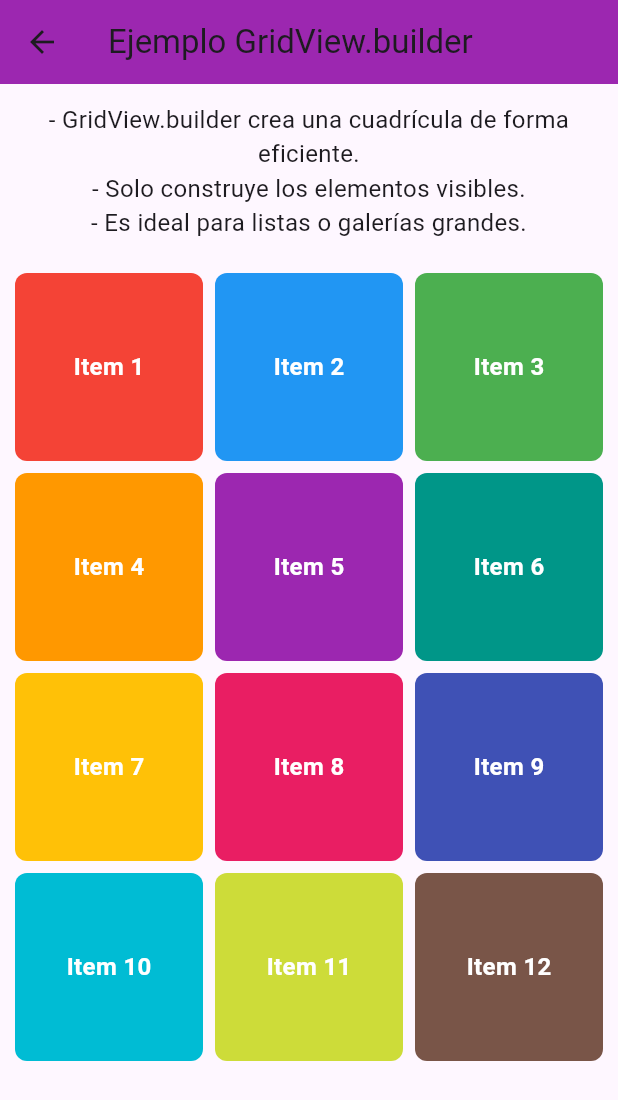
After one commit to hectoRAlvarez-DAM/presentacion, a Flutter app: the GridViewEjemplo screen opened directly, on a phone screen of 412 x 824 dp. The commit adds this screen. Shown: the top 1100 px of the screen. Run offline on Flutter 3.47's test engine with Material 3 defaults, Android fonts, the phone set to English and light mode, and no system bars; Roboto replaces fonts that are missing (Poppins).

Commit message:
gridViewBuilder realizado

```diff
--- /dev/null
+++ b/flutter_application_1/lib/GridViewBuilderPage.dart
@@ -0,0 +1,90 @@
+import 'package:flutter/material.dart';
+
+void main() {
+  runApp(const MaterialApp(
+    home: GridViewEjemplo(),
+    debugShowCheckedModeBanner: false,
+  ));
+}
+
+class GridViewEjemplo extends StatelessWidget {
+  const GridViewEjemplo({super.key});
+
+  @override
+  Widget build(BuildContext context) {
+    // Lista de colores para los cuadros
+    final colores = [
+      Colors.red,
+      Colors.blue,
+      Colors.green,
+      Colors.orange,
+      Colors.purple,
+      Colors.teal,
+      Colors.amber,
+      Colors.pink,
+      Colors.indigo,
+      Colors.cyan,
+      Colors.lime,
+      Colors.brown,
+    ];
+
+    return Scaffold(
+      appBar: AppBar(
+        title: const Text('Ejemplo GridView.builder'),
+        backgroundColor: Colors.purple,
+      ),
+      body: Column(
+        children: [
+          const Padding(
+            padding: EdgeInsets.all(12.0),
+            child: Text(
+              '- GridView.builder crea una cuadrícula de forma eficiente.\n'
+              '- Solo construye los elementos visibles.\n'
+              '- Es ideal para listas o galerías grandes.',
+              textAlign: TextAlign.center,
+              style: TextStyle(fontSize: 16),
+            ),
+          ),
+
+          // Expanded para que el grid ocupe el resto del espacio
+          Expanded(
+            child: GridView.builder(
+              padding: const EdgeInsets.all(10),
+              // Define cómo se distribuyen los elementos
+              gridDelegate: const SliverGridDelegateWithFixedCrossAxisCount(
+                crossAxisCount: 3, // Número fijo de columnas
+                mainAxisSpacing: 8, // Espacio vertical
+                crossAxisSpacing: 8, // Espacio horizontal
+                childAspectRatio: 1, // Forma cuadrada
+              ),
+              itemCount: colores.length, // Total de elementos
+              itemBuilder: (context, index) {
+                return Container(
+                  decoration: BoxDecoration(
+                    color: colores[index],
+                    borderRadius: BorderRadius.circular(8),
+                  ),
+                  child: Center(
+                    child: Text(
+                      'Item ${index + 1}',
+                      style: const TextStyle(
+                        color: Colors.white,
+                        fontWeight: FontWeight.bold,
+                        fontSize: 16,
+                      ),
+                    ),
+                  ),
+                );
+              },
+            ),
+          ),
+
+          const Padding(
+            padding: EdgeInsets.all(12.0),
+
+          ),
+        ],
+      ),
+    );
+  }
+}
--- a/flutter_application_1/lib/pagina2.dart
+++ b/flutter_application_1/lib/pagina2.dart
@@ -1,4 +1,5 @@
 import 'package:flutter/material.dart';
+import 'package:flutter_application_1/GridViewBuilderPage.dart';
 import 'package:flutter_application_1/basicWidgets.dart';
 import 'package:flutter_application_1/botonPers.dart';
 import 'package:flutter_application_1/WidgetPersonal.dart';
@@ -60,9 +61,14 @@ class Pagina2 extends StatelessWidget {
               },
             ),
             botonPers(
-              text: 'Navegación',
+              text: 'GridView ',
               icon: Icons.navigation_rounded,
-              onPressed: () => print('Navegación'),
+              onPressed: () {
+                Navigator.push(
+                  context,
+                  MaterialPageRoute(builder: (context) => const GridViewEjemplo() ),
+                );
+              },
             ),
             botonPers(
               text: 'Animaciones',
```
